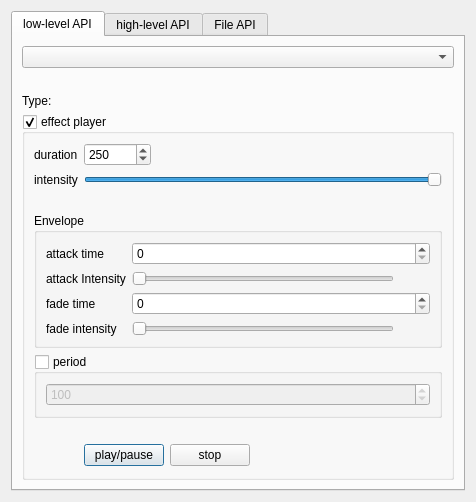
Old version of the form examples/hapticsplayer/dialog.ui in the repository qtproject/qt-mobility.
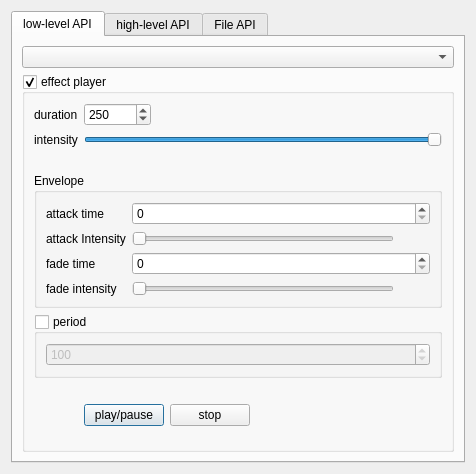
New version of the form.

What changed in the file:
```diff
--- a/examples/hapticsplayer/dialog.ui
+++ b/examples/hapticsplayer/dialog.ui
@@ -27,21 +27,7 @@
        <item row="0" column="0">
         <widget class="QComboBox" name="devices"/>
        </item>
-       <item row="1" column="0">
-        <widget class="QLabel" name="deviceType">
-         <property name="text">
-          <string/>
-         </property>
-        </widget>
-       </item>
        <item row="2" column="0">
-        <widget class="QLabel" name="label">
-         <property name="text">
-          <string>Type:</string>
-         </property>
-        </widget>
-       </item>
-       <item row="3" column="0">
         <widget class="QGroupBox" name="enabled">
          <property name="sizePolicy">
           <sizepolicy hsizetype="Expanding" vsizetype="Expanding">
```
Left out of the diff: 2 changed lines with no effect on the pictures.
